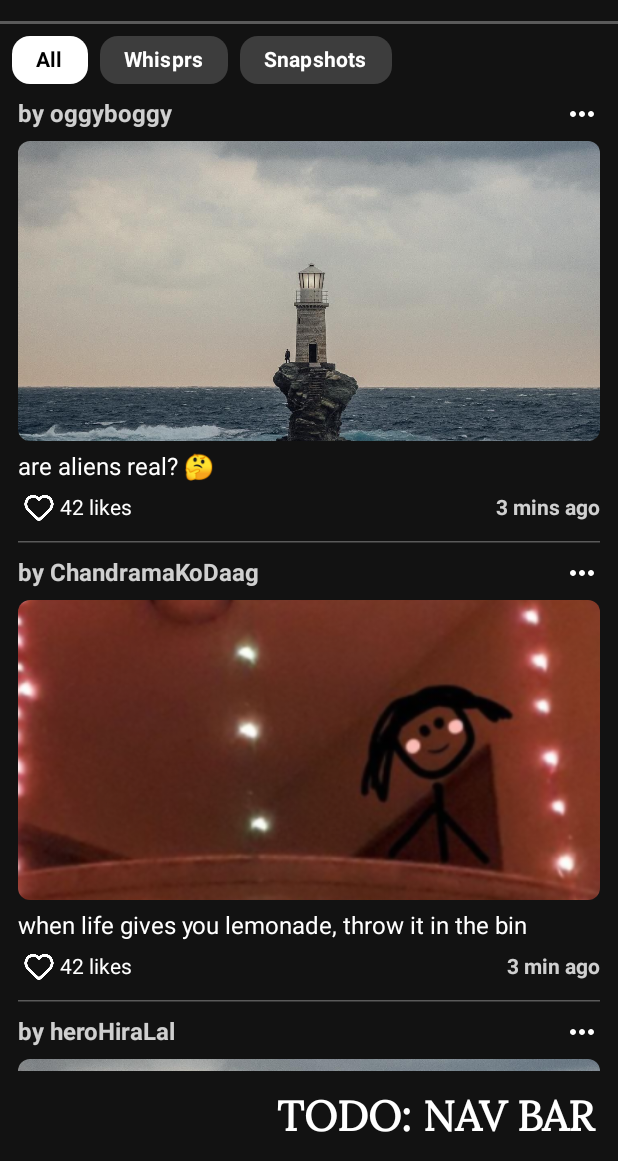
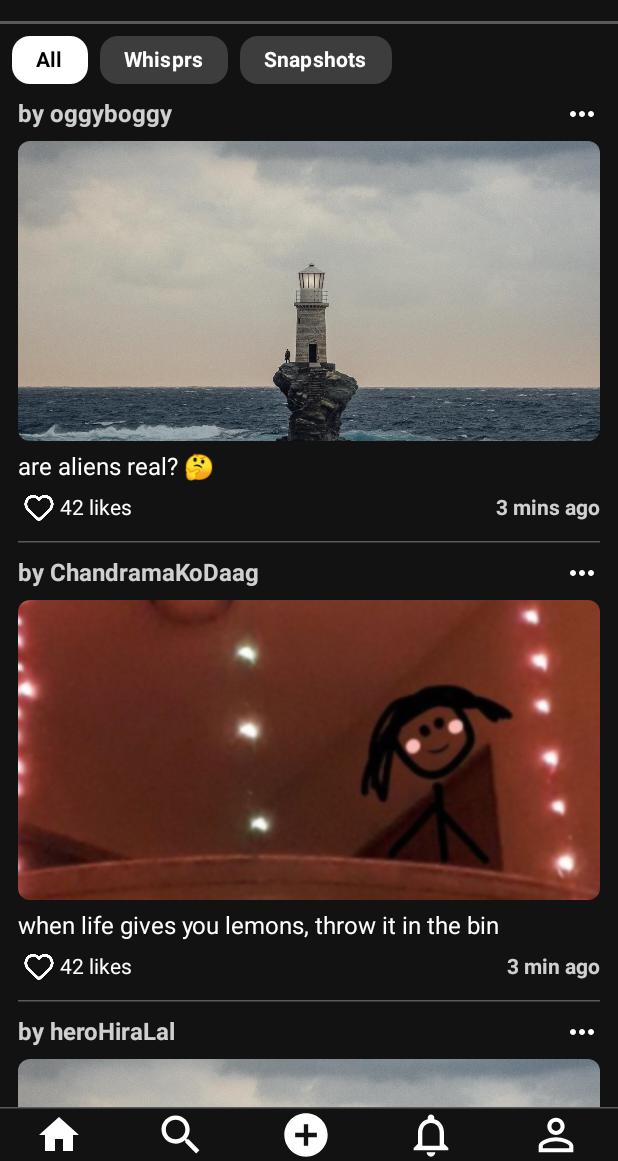
Before and after one commit to xyzeep/Sondr, an Android app built with Jetpack Compose: the screen it shows after launch (FeedActivity), on a phone screen of 412 x 824 dp, the part 75-1236 px from its top. Run offline under Robolectric (Android 15) with nearby library versions, the phone set to English and light mode, and no system bars; Roboto replaces fonts that are not available here.

Commit message:
bottom nav bar

```diff
--- a/app/src/main/java/com/softwarica/sondr/FeedActivity.kt
+++ b/app/src/main/java/com/softwarica/sondr/FeedActivity.kt
@@ -17,10 +17,12 @@ import androidx.compose.foundation.layout.Arrangement
 import androidx.compose.foundation.layout.Column
 import androidx.compose.foundation.layout.Row
 import androidx.compose.foundation.layout.Spacer
+import androidx.compose.foundation.layout.fillMaxHeight
 import androidx.compose.foundation.layout.fillMaxSize
 import androidx.compose.foundation.layout.fillMaxWidth
 import androidx.compose.foundation.layout.height
 import androidx.compose.foundation.layout.padding
+import androidx.compose.foundation.layout.size
 import androidx.compose.foundation.layout.width
 import androidx.compose.foundation.lazy.LazyColumn
 import androidx.compose.foundation.shape.RoundedCornerShape
@@ -83,7 +85,7 @@ fun FeedBody() {
         Post(
             postId = "snap-0x5g5ts5",
             time = "3 min ago",
-            caption = "when life gives you lemonade, throw it in the bin",
+            caption = "when life gives you lemons, throw it in the bin",
             type = PostType.SNAPSHOT,
             mediaRes = R.drawable.alu, // post SNAPSHOT
             likes = 42,
@@ -212,18 +214,62 @@ fun FeedBody() {
             Row(
                 modifier = Modifier
                     .fillMaxWidth()
-                    .padding(horizontal = 16.dp, vertical = 12.dp),
+                    .fillMaxHeight(),
                 verticalAlignment = Alignment.CenterVertically,
-                horizontalArrangement = Arrangement.SpaceBetween
+                horizontalArrangement = Arrangement.SpaceAround
             ) {
-                    Spacer(modifier = Modifier.width(8.dp)) // space between logo and text
-                    Text(
-                        text = "TODO: NAV BAR",
-                        fontSize = 28.sp,
-                        fontWeight = FontWeight.Bold,
-                        fontFamily = LoraFont,
-                        color = Color.White
-                    )
+                Icon(
+                    painter = painterResource(R.drawable.baseline_home_24),
+                    contentDescription = "home_icon",
+                    modifier = Modifier
+                        .size(32.dp)
+                        .clickable {
+                        // TODO
+                    },
+                    tint = Color.White
+                )
+                Icon(
+                    painter = painterResource(R.drawable.baseline_search_24),
+                    contentDescription = "search_icon",
+                    modifier = Modifier
+                        .size(36.dp)
+                        .clickable {
+                        // TODO
+                    },
+                    tint = Color.White
+                )
+                Icon(
+                    painter = painterResource(R.drawable.baseline_add_circle_24),
+                    contentDescription = "add_icon",
+                    modifier = Modifier
+                        .size(36.dp)
+                        .clickable {
+                        // TODO
+                    },
+                    tint = Color.White
+                )
+                Icon(
+                    painter = painterResource(R.drawable.baseline_notifications_none_24),
+                    contentDescription = "notification_icon",
+                    modifier = Modifier
+                        .size(36.dp)
+                        .clickable {
+                        // TODO
+                    },
+                    tint = Color.White
+                )
+                Icon(
+                    painter = painterResource(R.drawable.baseline_person_outline_24),
+                    contentDescription = "profile_icon",
+                    modifier = Modifier
+                        .size(36.dp)
+                        .clickable {
+                        // TODO
+                    },
+                    tint = Color.White
+                )
+
+
                 }
 
         }
@@ -236,7 +282,7 @@ fun Feed(posts: List<Post>) {
     LazyColumn(
         modifier = Modifier
             .fillMaxWidth()
-            .height(650.dp)
+            .height(674.dp)
     ) {
         items(posts.size) { index ->
             val post = posts[index]
@@ -244,7 +290,18 @@ fun Feed(posts: List<Post>) {
 
         }
     }
+
+    HorizontalDivider(
+        modifier = Modifier
+            .fillMaxWidth(),
+        thickness = 1.dp,
+        color = Color.White.copy(alpha = 0.3f)
+    )
+
+
 }
+
+
 
 @Preview
 @Composable
--- /dev/null
+++ b/app/src/main/res/drawable/baseline_add_circle_24.xml
@@ -0,0 +1,5 @@
+<vector xmlns:android="http://schemas.android.com/apk/res/android" android:height="24dp" android:tint="#000000" android:viewportHeight="24" android:viewportWidth="24" android:width="24dp">
+
+    <path android:fillColor="@android:color/white" android:pathData="M12,2C6.48,2 2,6.48 2,12s4.48,10 10,10 10,-4.48 10,-10S17.52,2 12,2zM17,13h-4v4h-2v-4L7,13v-2h4L11,7h2v4h4v2z"/>
+
+</vector>
--- /dev/null
+++ b/app/src/main/res/drawable/baseline_home_24.xml
@@ -0,0 +1,5 @@
+<vector xmlns:android="http://schemas.android.com/apk/res/android" android:height="24dp" android:tint="#000000" android:viewportHeight="24" android:viewportWidth="24" android:width="24dp">
+
+    <path android:fillColor="@android:color/white" android:pathData="M10,20v-6h4v6h5v-8h3L12,3 2,12h3v8z"/>
+
+</vector>
--- /dev/null
+++ b/app/src/main/res/drawable/baseline_notifications_none_24.xml
@@ -0,0 +1,5 @@
+<vector xmlns:android="http://schemas.android.com/apk/res/android" android:height="24dp" android:tint="#000000" android:viewportHeight="24" android:viewportWidth="24" android:width="24dp">
+
+    <path android:fillColor="@android:color/white" android:pathData="M12,22c1.1,0 2,-0.9 2,-2h-4c0,1.1 0.9,2 2,2zM18,16v-5c0,-3.07 -1.63,-5.64 -4.5,-6.32L13.5,4c0,-0.83 -0.67,-1.5 -1.5,-1.5s-1.5,0.67 -1.5,1.5v0.68C7.64,5.36 6,7.92 6,11v5l-2,2v1h16v-1l-2,-2zM16,17L8,17v-6c0,-2.48 1.51,-4.5 4,-4.5s4,2.02 4,4.5v6z"/>
+
+</vector>
--- /dev/null
+++ b/app/src/main/res/drawable/baseline_person_outline_24.xml
@@ -0,0 +1,5 @@
+<vector xmlns:android="http://schemas.android.com/apk/res/android" android:height="24dp" android:tint="#000000" android:viewportHeight="24" android:viewportWidth="24" android:width="24dp">
+
+    <path android:fillColor="@android:color/white" android:pathData="M12,5.9c1.16,0 2.1,0.94 2.1,2.1s-0.94,2.1 -2.1,2.1S9.9,9.16 9.9,8s0.94,-2.1 2.1,-2.1m0,9c2.97,0 6.1,1.46 6.1,2.1v1.1L5.9,18.1L5.9,17c0,-0.64 3.13,-2.1 6.1,-2.1M12,4C9.79,4 8,5.79 8,8s1.79,4 4,4 4,-1.79 4,-4 -1.79,-4 -4,-4zM12,13c-2.67,0 -8,1.34 -8,4v3h16v-3c0,-2.66 -5.33,-4 -8,-4z"/>
+
+</vector>
--- /dev/null
+++ b/app/src/main/res/drawable/baseline_search_24.xml
@@ -0,0 +1,5 @@
+<vector xmlns:android="http://schemas.android.com/apk/res/android" android:height="24dp" android:tint="#000000" android:viewportHeight="24" android:viewportWidth="24" android:width="24dp">
+
+    <path android:fillColor="@android:color/white" android:pathData="M15.5,14h-0.79l-0.28,-0.27C15.41,12.59 16,11.11 16,9.5 16,5.91 13.09,3 9.5,3S3,5.91 3,9.5 5.91,16 9.5,16c1.61,0 3.09,-0.59 4.23,-1.57l0.27,0.28v0.79l5,4.99L20.49,19l-4.99,-5zM9.5,14C7.01,14 5,11.99 5,9.5S7.01,5 9.5,5 14,7.01 14,9.5 11.99,14 9.5,14z"/>
+
+</vector>
```
